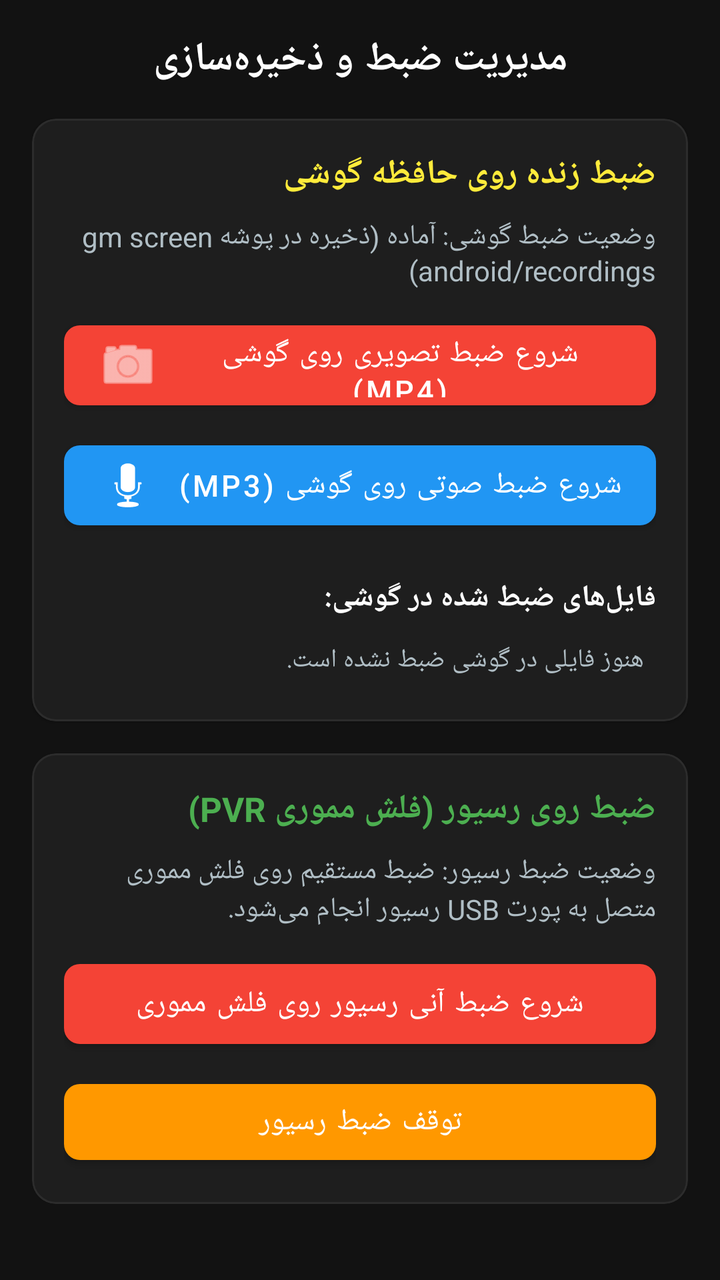
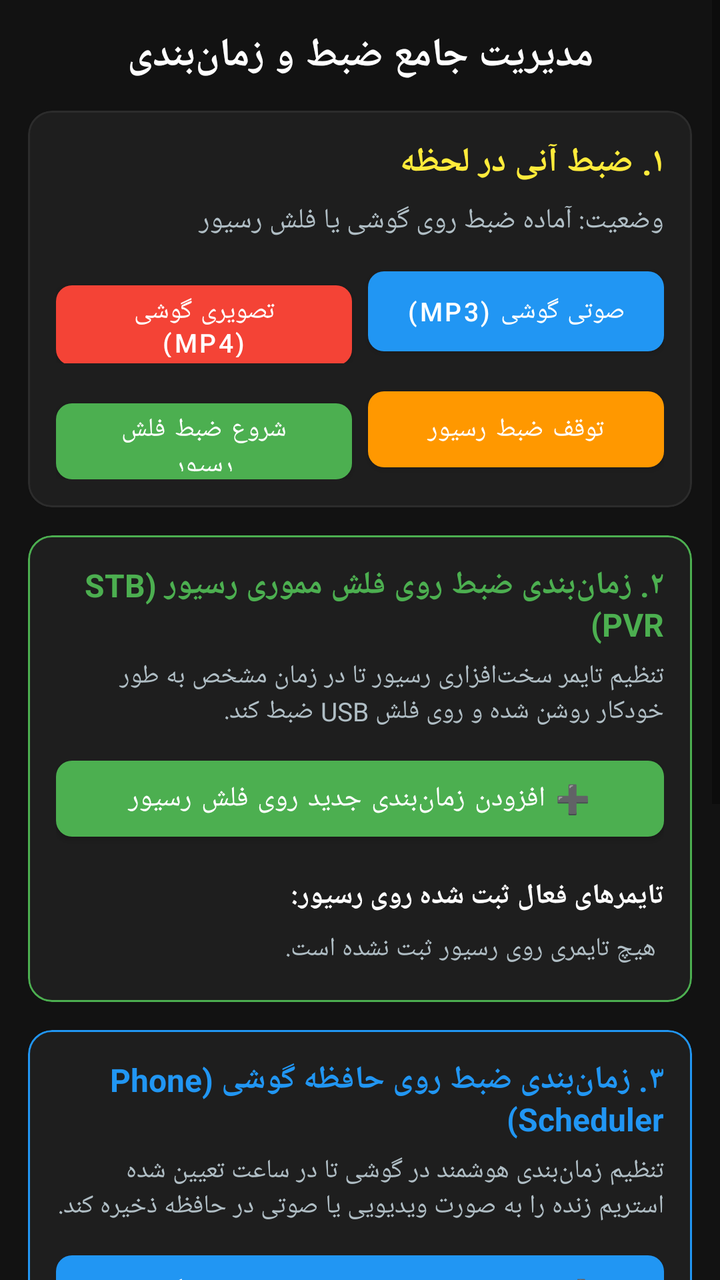

Before-and-after screenshots of an Android layout around one commit, followed by the original layout XML and the change that was made.
<!-- AndroidManifest.xml: application theme Theme.GMScreenAccessible -->
<!-- res/layout/fragment_record.xml -->
<?xml version="1.0" encoding="utf-8"?>
<ScrollView xmlns:android="http://schemas.android.com/apk/res/android"
    xmlns:app="http://schemas.android.com/apk/res-auto"
    android:layout_width="match_parent"
    android:layout_height="match_parent"
    android:background="@color/dark_bg"
    android:fillViewport="true">

    <LinearLayout
        android:layout_width="match_parent"
        android:layout_height="wrap_content"
        android:orientation="vertical"
        android:padding="16dp">

        <TextView
            android:layout_width="match_parent"
            android:layout_height="wrap_content"
            android:text="@string/record_title"
            android:textColor="@color/text_primary"
            android:textSize="20sp"
            android:textStyle="bold"
            android:gravity="center"
            android:layout_marginBottom="16dp" />

        
        <com.google.android.material.card.MaterialCardView
            android:layout_width="match_parent"
            android:layout_height="wrap_content"
            android:layout_marginBottom="16dp"
            app:cardBackgroundColor="@color/card_bg"
            app:cardCornerRadius="12dp"
            app:strokeColor="@color/divider"
            app:strokeWidth="1dp">

            <LinearLayout
                android:layout_width="match_parent"
                android:layout_height="wrap_content"
                android:orientation="vertical"
                android:padding="16dp">

                <TextView
                    android:layout_width="match_parent"
                    android:layout_height="wrap_content"
                    android:text="@string/record_phone_section"
                    android:textColor="@color/accent_yellow"
                    android:textSize="17sp"
                    android:textStyle="bold"
                    android:layout_marginBottom="10dp" />

                <TextView
                    android:id="@+id/txtPhoneRecStatus"
                    android:layout_width="match_parent"
                    android:layout_height="wrap_content"
                    android:text="وضعیت ضبط گوشی: آماده (ذخیره در پوشه gm screen android/recordings)"
                    android:textColor="@color/text_secondary"
                    android:textSize="14sp"
                    android:layout_marginBottom="12dp" />

                <com.google.android.material.button.MaterialButton
                    android:id="@+id/btnStartPhoneVideoRec"
                    android:layout_width="match_parent"
                    android:layout_height="52dp"
                    android:text="@string/btn_start_record_video"
                    android:textColor="@color/white"
                    android:textSize="15sp"
                    android:layout_marginBottom="8dp"
                    app:icon="@android:drawable/ic_menu_camera"
                    app:backgroundTint="@color/accent_red"
                    app:cornerRadius="8dp" />

                <com.google.android.material.button.MaterialButton
                    android:id="@+id/btnStartPhoneAudioRec"
                    android:layout_width="match_parent"
                    android:layout_height="52dp"
                    android:text="@string/btn_start_record_audio"
                    android:textColor="@color/white"
                    android:textSize="15sp"
                    android:layout_marginBottom="8dp"
                    app:icon="@android:drawable/ic_btn_speak_now"
                    app:backgroundTint="@color/primary"
                    app:cornerRadius="8dp" />

                <com.google.android.material.button.MaterialButton
                    android:id="@+id/btnStopPhoneRec"
                    android:layout_width="match_parent"
                    android:layout_height="50dp"
                    android:text="@string/btn_stop_phone_record"
                    android:textColor="@color/white"
                    android:textSize="15sp"
                    android:visibility="gone"
                    app:backgroundTint="@color/secondary"
                    app:cornerRadius="8dp" />

                <TextView
                    android:layout_width="match_parent"
                    android:layout_height="wrap_content"
                    android:text="فایل‌های ضبط شده در گوشی:"
                    android:textColor="@color/text_primary"
                    android:textSize="15sp"
                    android:textStyle="bold"
                    android:layout_marginTop="12dp"
                    android:layout_marginBottom="6dp" />

                <LinearLayout
                    android:id="@+id/containerRecordedFiles"
                    android:layout_width="match_parent"
                    android:layout_height="wrap_content"
                    android:orientation="vertical">

                    <TextView
                        android:id="@+id/txtNoRecordings"
                        android:layout_width="match_parent"
                        android:layout_height="wrap_content"
                        android:text="هنوز فایلی در گوشی ضبط نشده است."
                        android:textColor="@color/text_secondary"
                        android:textSize="13sp"
                        android:padding="6dp" />
                </LinearLayout>
            </LinearLayout>
        </com.google.android.material.card.MaterialCardView>

        
        <com.google.android.material.card.MaterialCardView
            android:layout_width="match_parent"
            android:layout_height="wrap_content"
            android:layout_marginBottom="16dp"
            app:cardBackgroundColor="@color/card_bg"
            app:cardCornerRadius="12dp"
            app:strokeColor="@color/divider"
            app:strokeWidth="1dp">

            <LinearLayout
                android:layout_width="match_parent"
                android:layout_height="wrap_content"
                android:orientation="vertical"
                android:padding="16dp">

                <TextView
                    android:layout_width="match_parent"
                    android:layout_height="wrap_content"
                    android:text="@string/record_receiver_section"
                    android:textColor="@color/accent_green"
                    android:textSize="17sp"
                    android:textStyle="bold"
                    android:layout_marginBottom="10dp" />

                <TextView
                    android:id="@+id/txtStbRecStatus"
                    android:layout_width="match_parent"
                    android:layout_height="wrap_content"
                    android:text="وضعیت ضبط رسیور: ضبط مستقیم روی فلش مموری متصل به پورت USB رسیور انجام می‌شود."
                    android:textColor="@color/text_secondary"
                    android:textSize="14sp"
                    android:layout_marginBottom="12dp" />

                <com.google.android.material.button.MaterialButton
                    android:id="@+id/btnStbInstantRecord"
                    android:layout_width="match_parent"
                    android:layout_height="52dp"
                    android:text="@string/btn_stb_instant_record"
                    android:textColor="@color/white"
                    android:textSize="15sp"
                    android:layout_marginBottom="8dp"
                    app:backgroundTint="@color/accent_red"
                    app:cornerRadius="8dp" />

                <com.google.android.material.button.MaterialButton
                    android:id="@+id/btnStbStopRecord"
                    android:layout_width="match_parent"
                    android:layout_height="50dp"
                    android:text="@string/btn_stb_stop_record"
                    android:textColor="@color/white"
                    android:textSize="15sp"
                    app:backgroundTint="@color/secondary"
                    app:cornerRadius="8dp" />
            </LinearLayout>
        </com.google.android.material.card.MaterialCardView>

    </LinearLayout>
</ScrollView>
<!-- resources referenced by this layout -->
<resources>
  <color name="accent_green">#FF4CAF50</color>
  <color name="accent_red">#FFF44336</color>
  <color name="accent_yellow">#FFFFEB3B</color>
  <color name="card_bg">#FF1E1E1E</color>
  <color name="dark_bg">#FF121212</color>
  <color name="divider">#FF2C2C2C</color>
  <color name="primary">#FF2196F3</color>
  <color name="secondary">#FFFF9800</color>
  <color name="text_primary">#FFFFFFFF</color>
  <color name="text_secondary">#FFB0BEC5</color>
  <color name="white">#FFFFFFFF</color>
  <string name="btn_start_record_audio">شروع ضبط صوتی روی گوشی (MP3)</string>
  <string name="btn_start_record_video">شروع ضبط تصویری روی گوشی (MP4)</string>
  <string name="btn_stb_instant_record">شروع ضبط آنی رسیور روی فلش مموری</string>
  <string name="btn_stb_stop_record">توقف ضبط رسیور</string>
  <string name="btn_stop_phone_record">توقف ضبط گوشی</string>
  <string name="record_phone_section">ضبط زنده روی حافظه گوشی</string>
  <string name="record_receiver_section">ضبط روی رسیور (فلش مموری PVR)</string>
  <string name="record_title">مدیریت ضبط و ذخیره‌سازی</string>
  <style name="Theme.GMScreenAccessible" parent="Theme.MaterialComponents.DayNight.NoActionBar">
          <item name="colorPrimary">@color/primary</item>
          <item name="colorPrimaryVariant">@color/primary_variant</item>
          <item name="colorOnPrimary">@color/white</item>
          <item name="colorSecondary">@color/secondary</item>
          <item name="android:statusBarColor">@color/dark_bg</item>
          <item name="android:windowBackground">@color/dark_bg</item>
      </style>
  <color name="primary_variant">#FF1976D2</color>
</resources>

<!-- the commit's change to res/layout/fragment_record.xml (unified diff, before → after) -->
@@ -10,23 +10,23 @@
         android:layout_width="match_parent"
         android:layout_height="wrap_content"
         android:orientation="vertical"
-        android:padding="16dp">
+        android:padding="14dp">
 
         <TextView
             android:layout_width="match_parent"
             android:layout_height="wrap_content"
-            android:text="@string/record_title"
+            android:text="مدیریت جامع ضبط و زمان‌بندی"
             android:textColor="@color/text_primary"
             android:textSize="20sp"
             android:textStyle="bold"
             android:gravity="center"
-            android:layout_marginBottom="16dp" />
+            android:layout_marginBottom="14dp" />
 
         
         <com.google.android.material.card.MaterialCardView
             android:layout_width="match_parent"
             android:layout_height="wrap_content"
-            android:layout_marginBottom="16dp"
+            android:layout_marginBottom="14dp"
             app:cardBackgroundColor="@color/card_bg"
             app:cardCornerRadius="12dp"
             app:strokeColor="@color/divider"
@@ -36,85 +36,97 @@
                 android:layout_width="match_parent"
                 android:layout_height="wrap_content"
                 android:orientation="vertical"
-                android:padding="16dp">
-
-                <TextView
-                    android:layout_width="match_parent"
-                    android:layout_height="wrap_content"
-                    android:text="@string/record_phone_section"
+                android:padding="14dp">
+
+                <TextView
+                    android:layout_width="match_parent"
+                    android:layout_height="wrap_content"
+                    android:text="۱. ضبط آنی در لحظه"
                     android:textColor="@color/accent_yellow"
                     android:textSize="17sp"
                     android:textStyle="bold"
+                    android:layout_marginBottom="8dp" />
+
+                <TextView
+                    android:id="@+id/txtInstantRecStatus"
+                    android:layout_width="match_parent"
+                    android:layout_height="wrap_content"
+                    android:text="وضعیت: آماده ضبط روی گوشی یا فلش رسیور"
+                    android:textColor="@color/text_secondary"
+                    android:textSize="14sp"
                     android:layout_marginBottom="10dp" />
 
-                <TextView
-                    android:id="@+id/txtPhoneRecStatus"
-                    android:layout_width="match_parent"
-                    android:layout_height="wrap_content"
-                    android:text="وضعیت ضبط گوشی: آماده (ذخیره در پوشه gm screen android/recordings)"
-                    android:textColor="@color/text_secondary"
-                    android:textSize="14sp"
-                    android:layout_marginBottom="12dp" />
-
-                <com.google.android.material.button.MaterialButton
-                    android:id="@+id/btnStartPhoneVideoRec"
-                    android:layout_width="match_parent"
-                    android:layout_height="52dp"
-                    android:text="@string/btn_start_record_video"
-                    android:textColor="@color/white"
-                    android:textSize="15sp"
-                    android:layout_marginBottom="8dp"
-                    app:icon="@android:drawable/ic_menu_camera"
-                    app:backgroundTint="@color/accent_red"
-                    app:cornerRadius="8dp" />
-
-                <com.google.android.material.button.MaterialButton
-                    android:id="@+id/btnStartPhoneAudioRec"
-                    android:layout_width="match_parent"
-                    android:layout_height="52dp"
-                    android:text="@string/btn_start_record_audio"
-                    android:textColor="@color/white"
-                    android:textSize="15sp"
-                    android:layout_marginBottom="8dp"
-                    app:icon="@android:drawable/ic_btn_speak_now"
-                    app:backgroundTint="@color/primary"
-                    app:cornerRadius="8dp" />
+                <LinearLayout
+                    android:layout_width="match_parent"
+                    android:layout_height="wrap_content"
+                    android:orientation="horizontal"
+                    android:layout_marginBottom="8dp">
+
+                    <com.google.android.material.button.MaterialButton
+                        android:id="@+id/btnStartPhoneVideoRec"
+                        android:layout_width="0dp"
+                        android:layout_height="52dp"
+                        android:layout_weight="1"
+                        android:layout_marginEnd="4dp"
+                        android:text="تصویری گوشی (MP4)"
+                        android:textColor="@color/white"
+                        android:textSize="13sp"
+                        app:backgroundTint="@color/accent_red"
+                        app:cornerRadius="8dp" />
+
+                    <com.google.android.material.button.MaterialButton
+                        android:id="@+id/btnStartPhoneAudioRec"
+                        android:layout_width="0dp"
+                        android:layout_height="52dp"
+                        android:layout_weight="1"
+                        android:layout_marginStart="4dp"
+                        android:text="صوتی گوشی (MP3)"
+                        android:textColor="@color/white"
+                        android:textSize="13sp"
+                        app:backgroundTint="@color/primary"
+                        app:cornerRadius="8dp" />
+                </LinearLayout>
 
                 <com.google.android.material.button.MaterialButton
                     android:id="@+id/btnStopPhoneRec"
                     android:layout_width="match_parent"
                     android:layout_height="50dp"
-                    android:text="@string/btn_stop_phone_record"
+                    android:text="توقف ضبط گوشی"
                     android:textColor="@color/white"
                     android:textSize="15sp"
                     android:visibility="gone"
+                    android:layout_marginBottom="8dp"
                     app:backgroundTint="@color/secondary"
                     app:cornerRadius="8dp" />
 
-                <TextView
-                    android:layout_width="match_parent"
-                    android:layout_height="wrap_content"
-                    android:text="فایل‌های ضبط شده در گوشی:"
-                    android:textColor="@color/text_primary"
-                    android:textSize="15sp"
-                    android:textStyle="bold"
-                    android:layout_marginTop="12dp"
-                    android:layout_marginBottom="6dp" />
-
-                <LinearLayout
-                    android:id="@+id/containerRecordedFiles"
-                    android:layout_width="match_parent"
-                    android:layout_height="wrap_content"
-                    android:orientation="vertical">
-
-                    <TextView
-                        android:id="@+id/txtNoRecordings"
-                        android:layout_width="match_parent"
-                        android:layout_height="wrap_content"
-                        android:text="هنوز فایلی در گوشی ضبط نشده است."
-                        android:textColor="@color/text_secondary"
-                        android:textSize="13sp"
-                        android:padding="6dp" />
+                <LinearLayout
+                    android:layout_width="match_parent"
+                    android:layout_height="wrap_content"
+                    android:orientation="horizontal">
+
+                    <com.google.android.material.button.MaterialButton
+                        android:id="@+id/btnStbInstantRecord"
+                        android:layout_width="0dp"
+                        android:layout_height="50dp"
+                        android:layout_weight="1"
+                        android:layout_marginEnd="4dp"
+                        android:text="شروع ضبط فلش رسیور"
+                        android:textColor="@color/white"
+                        android:textSize="13sp"
+                        app:backgroundTint="@color/accent_green"
+                        app:cornerRadius="8dp" />
+
+                    <com.google.android.material.button.MaterialButton
+                        android:id="@+id/btnStbStopRecord"
+                        android:layout_width="0dp"
+                        android:layout_height="50dp"
+                        android:layout_weight="1"
+                        android:layout_marginStart="4dp"
+                        android:text="توقف ضبط رسیور"
+                        android:textColor="@color/white"
+                        android:textSize="13sp"
+                        app:backgroundTint="@color/secondary"
+                        app:cornerRadius="8dp" />
                 </LinearLayout>
             </LinearLayout>
         </com.google.android.material.card.MaterialCardView>
@@ -123,7 +135,151 @@
         <com.google.android.material.card.MaterialCardView
             android:layout_width="match_parent"
             android:layout_height="wrap_content"
-            android:layout_marginBottom="16dp"
+            android:layout_marginBottom="14dp"
+            app:cardBackgroundColor="@color/card_bg"
+            app:cardCornerRadius="12dp"
+            app:strokeColor="@color/accent_green"
+            app:strokeWidth="1dp">
+
+            <LinearLayout
+                android:layout_width="match_parent"
+                android:layout_height="wrap_content"
+                android:orientation="vertical"
+                android:padding="14dp">
+
+                <TextView
+                    android:layout_width="match_parent"
+                    android:layout_height="wrap_content"
+                    android:text="۲. زمان‌بندی ضبط روی فلش مموری رسیور (STB PVR)"
+                    android:textColor="@color/accent_green"
+                    android:textSize="16sp"
+                    android:textStyle="bold"
+                    android:layout_marginBottom="6dp" />
+
+                <TextView
+                    android:layout_width="match_parent"
+                    android:layout_height="wrap_content"
+                    android:text="تنظیم تایمر سخت‌افزاری رسیور تا در زمان مشخص به طور خودکار روشن شده و روی فلش USB ضبط کند."
+                    android:textColor="@color/text_secondary"
+                    android:textSize="13sp"
+                    android:layout_marginBottom="10dp" />
+
+                <com.google.android.material.button.MaterialButton
+                    android:id="@+id/btnAddStbTimer"
+                    android:layout_width="match_parent"
+                    android:layout_height="50dp"
+                    android:text="➕ افزودن زمان‌بندی جدید روی فلش رسیور"
+                    android:textColor="@color/white"
+                    android:textSize="14sp"
+                    android:layout_marginBottom="8dp"
+                    app:backgroundTint="@color/accent_green"
+                    app:cornerRadius="8dp" />
+
+                <TextView
+                    android:layout_width="match_parent"
+                    android:layout_height="wrap_content"
+                    android:text="تایمرهای فعال ثبت شده روی رسیور:"
+                    android:textColor="@color/text_primary"
+                    android:textSize="14sp"
+                    android:textStyle="bold"
+                    android:layout_marginTop="6dp"
+                    android:layout_marginBottom="4dp" />
+
+                <LinearLayout
+                    android:id="@+id/containerStbTimers"
+                    android:layout_width="match_parent"
+                    android:layout_height="wrap_content"
+                    android:orientation="vertical">
+
+                    <TextView
+                        android:id="@+id/txtNoStbTimers"
+                        android:layout_width="match_parent"
+                        android:layout_height="wrap_content"
+                        android:text="هیچ تایمری روی رسیور ثبت نشده است."
+                        android:textColor="@color/text_secondary"
+                        android:textSize="13sp"
+                        android:padding="4dp" />
+                </LinearLayout>
+            </LinearLayout>
+        </com.google.android.material.card.MaterialCardView>
+
+        
+        <com.google.android.material.card.MaterialCardView
+            android:layout_width="match_parent"
+            android:layout_height="wrap_content"
+            android:layout_marginBottom="14dp"
+            app:cardBackgroundColor="@color/card_bg"
+            app:cardCornerRadius="12dp"
+            app:strokeColor="@color/primary"
+            app:strokeWidth="1dp">
+
+            <LinearLayout
+                android:layout_width="match_parent"
+                android:layout_height="wrap_content"
+                android:orientation="vertical"
+                android:padding="14dp">
+
+                <TextView
+                    android:layout_width="match_parent"
+                    android:layout_height="wrap_content"
+                    android:text="۳. زمان‌بندی ضبط روی حافظه گوشی (Phone Scheduler)"
+                    android:textColor="@color/primary"
+                    android:textSize="16sp"
+                    android:textStyle="bold"
+                    android:layout_marginBottom="6dp" />
+
+                <TextView
+                    android:layout_width="match_parent"
+                    android:layout_height="wrap_content"
+                    android:text="تنظیم زمان‌بندی هوشمند در گوشی تا در ساعت تعیین شده استریم زنده را به صورت ویدیویی یا صوتی در حافظه ذخیره کند."
+                    android:textColor="@color/text_secondary"
+                    android:textSize="13sp"
+                    android:layout_marginBottom="10dp" />
+
+                <com.google.android.material.button.MaterialButton
+                    android:id="@+id/btnAddPhoneTimer"
+                    android:layout_width="match_parent"
+                    android:layout_height="50dp"
+                    android:text="➕ افزودن زمان‌بندی ضبط روی حافظه گوشی"
+                    android:textColor="@color/white"
+                    android:textSize="14sp"
+                    android:layout_marginBottom="8dp"
+                    app:backgroundTint="@color/primary"
+                    app:cornerRadius="8dp" />
+
+                <TextView
+                    android:layout_width="match_parent"
+                    android:layout_height="wrap_content"
+                    android:text="زمان‌بندی‌های فعال گوشی:"
+                    android:textColor="@color/text_primary"
+                    android:textSize="14sp"
+                    android:textStyle="bold"
+                    android:layout_marginTop="6dp"
+                    android:layout_marginBottom="4dp" />
+
+                <LinearLayout
+                    android:id="@+id/containerPhoneTimers"
+                    android:layout_width="match_parent"
+                    android:layout_height="wrap_content"
+                    android:orientation="vertical">
+
+                    <TextView
+                        android:id="@+id/txtNoPhoneTimers"
+                        android:layout_width="match_parent"
+                        android:layout_height="wrap_content"
+                        android:text="هیچ زمان‌بندی فعالی در گوشی تنظیم نشده است."
+                        android:textColor="@color/text_secondary"
+                        android:textSize="13sp"
+                        android:padding="4dp" />
+                </LinearLayout>
+            </LinearLayout>
+        </com.google.android.material.card.MaterialCardView>
+
+        
+        <com.google.android.material.card.MaterialCardView
+            android:layout_width="match_parent"
+            android:layout_height="wrap_content"
+            android:layout_marginBottom="14dp"
             app:cardBackgroundColor="@color/card_bg"
             app:cardCornerRadius="12dp"
             app:strokeColor="@color/divider"
@@ -133,46 +289,86 @@
                 android:layout_width="match_parent"
                 android:layout_height="wrap_content"
                 android:orientation="vertical"
-                android:padding="16dp">
-
-                <TextView
-                    android:layout_width="match_parent"
-                    android:layout_height="wrap_content"
-                    android:text="@string/record_receiver_section"
-                    android:textColor="@color/accent_green"
-                    android:textSize="17sp"
+                android:padding="14dp">
+
+                <TextView
+                    android:layout_width="match_parent"
+                    android:layout_height="wrap_content"
+                    android:text="۴. فایل‌های ضبط شده (گوشی و فلش مموری رسیور)"
+                    android:textColor="@color/text_primary"
+                    android:textSize="16sp"
                     android:textStyle="bold"
                     android:layout_marginBottom="10dp" />
 
-                <TextView
-                    android:id="@+id/txtStbRecStatus"
-                    android:layout_width="match_parent"
-                    android:layout_height="wrap_content"
-                    android:text="وضعیت ضبط رسیور: ضبط مستقیم روی فلش مموری متصل به پورت USB رسیور انجام می‌شود."
-                    android:textColor="@color/text_secondary"
-                    android:textSize="14sp"
-                    android:layout_marginBottom="12dp" />
-
-                <com.google.android.material.button.MaterialButton
-                    android:id="@+id/btnStbInstantRecord"
-                    android:layout_width="match_parent"
-                    android:layout_height="52dp"
-                    android:text="@string/btn_stb_instant_record"
-                    android:textColor="@color/white"
-                    android:textSize="15sp"
-                    android:layout_marginBottom="8dp"
-                    app:backgroundTint="@color/accent_red"
-                    app:cornerRadius="8dp" />
-
-                <com.google.android.material.button.MaterialButton
-                    android:id="@+id/btnStbStopRecord"
-                    android:layout_width="match_parent"
-                    android:layout_height="50dp"
-                    android:text="@string/btn_stb_stop_record"
-                    android:textColor="@color/white"
-                    android:textSize="15sp"
-                    app:backgroundTint="@color/secondary"
-                    app:cornerRadius="8dp" />
+                
+                <TextView
+                    android:layout_width="match_parent"
+                    android:layout_height="wrap_content"
+                    android:text="فایل‌های ضبط شده در پوشه gm screen android/recordings:"
+                    android:textColor="@color/accent_yellow"
+                    android:textSize="14sp"
+                    android:textStyle="bold"
+                    android:layout_marginBottom="6dp" />
+
+                <LinearLayout
+                    android:id="@+id/containerRecordedFiles"
+                    android:layout_width="match_parent"
+                    android:layout_height="wrap_content"
+                    android:orientation="vertical"
+                    android:layout_marginBottom="12dp">
+
+                    <TextView
+                        android:id="@+id/txtNoRecordings"
+                        android:layout_width="match_parent"
+                        android:layout_height="wrap_content"
+                        android:text="فایلی در حافظه گوشی ذخیره نشده است."
+                        android:textColor="@color/text_secondary"
+                        android:textSize="13sp"
+                        android:padding="4dp" />
+                </LinearLayout>
+
+                
+                <LinearLayout
+                    android:layout_width="match_parent"
+                    android:layout_height="wrap_content"
+                    android:orientation="horizontal"
+                    android:gravity="center_vertical"
+                    android:layout_marginBottom="6dp">
+
+                    <TextView
+                        android:layout_width="0dp"
+                        android:layout_height="wrap_content"
+                        android:layout_weight="1"
+                        android:text="فایل‌های موجود روی فلش رسیور (PVR):"
+                        android:textColor="@color/accent_green"
+                        android:textSize="14sp"
+                        android:textStyle="bold" />
+
+                    <com.google.android.material.button.MaterialButton
+                        android:id="@+id/btnRefreshStbPvrFiles"
+                        style="@style/Widget.MaterialComponents.Button.TextButton"
+                        android:layout_width="wrap_content"
+                        android:layout_height="36dp"
+                        android:text="بروزرسانی لیست"
+                        android:textColor="@color/accent_green"
+                        android:textSize="12sp" />
+                </LinearLayout>
+
+                <LinearLayout
+                    android:id="@+id/containerStbPvrFiles"
+                    android:layout_width="match_parent"
+                    android:layout_height="wrap_content"
+                    android:orientation="vertical">
+
+                    <TextView
+                        android:id="@+id/txtNoStbPvrFiles"
+                        android:layout_width="match_parent"
+                        android:layout_height="wrap_content"
+                        android:text="فایلی روی فلش رسیور پیدا نشد یا فلش متصل نیست."
+                        android:textColor="@color/text_secondary"
+                        android:textSize="13sp"
+                        android:padding="4dp" />
+                </LinearLayout>
             </LinearLayout>
         </com.google.android.material.card.MaterialCardView>
 
<!-- resource entries referenced after the edit -->
@@ -11,14 +11,6 @@
   <color name="text_primary">#FFFFFFFF</color>
   <color name="text_secondary">#FFB0BEC5</color>
   <color name="white">#FFFFFFFF</color>
-  <string name="btn_start_record_audio">شروع ضبط صوتی روی گوشی (MP3)</string>
-  <string name="btn_start_record_video">شروع ضبط تصویری روی گوشی (MP4)</string>
-  <string name="btn_stb_instant_record">شروع ضبط آنی رسیور روی فلش مموری</string>
-  <string name="btn_stb_stop_record">توقف ضبط رسیور</string>
-  <string name="btn_stop_phone_record">توقف ضبط گوشی</string>
-  <string name="record_phone_section">ضبط زنده روی حافظه گوشی</string>
-  <string name="record_receiver_section">ضبط روی رسیور (فلش مموری PVR)</string>
-  <string name="record_title">مدیریت ضبط و ذخیره‌سازی</string>
   <style name="Theme.GMScreenAccessible" parent="Theme.MaterialComponents.DayNight.NoActionBar">
           <item name="colorPrimary">@color/primary</item>
           <item name="colorPrimaryVariant">@color/primary_variant</item>
